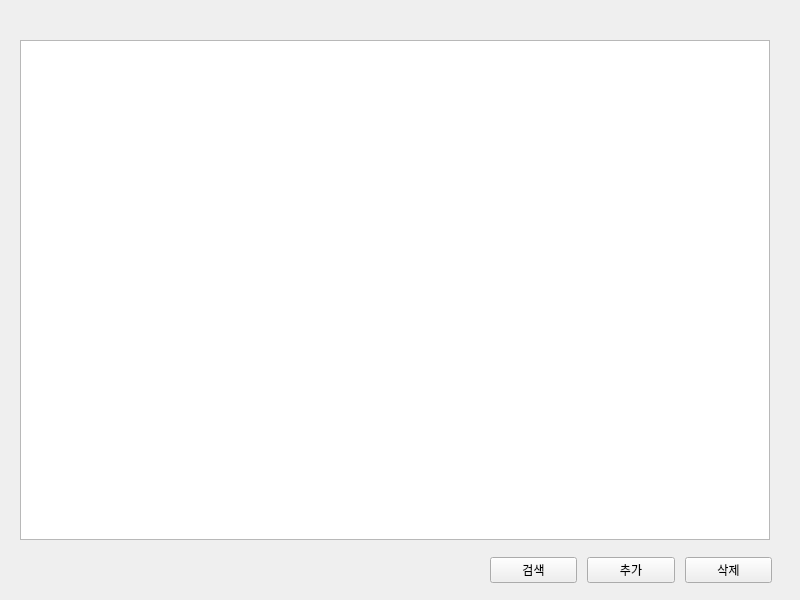
First picture: the form in mainpagewidget.ui, repository shear99/AddressBook, before the edit.
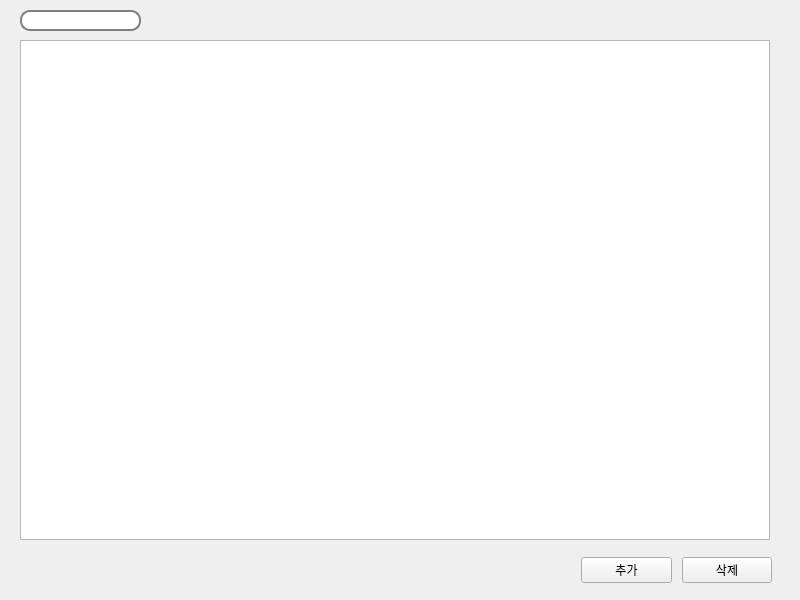
Second picture: the form after the edit. Icons and pictures are not drawn.

Commit message:
검색 기능 구현 및 프록시 모델 통합
- MultiColumnFilterProxyModel 클래스 추가:
  1~5번 컬럼(이름, 전화번호, 이메일, 회사, 직책) 대상 검색 기능 구현
- QLineEdit 실시간 검색 연동:
  텍스트 입력 시 setFilterRegularExpression()으로 즉시 필터링 적용
- 프록시 모델 인덱스 변환 처리:
  삭제/더블클릭 핸들러에서 mapToSource()를 통해 소스 모델 인덱스 변환
- 테이블뷰에 프록시 모델 연결:
  기존 모델 대신 프록시 모델을 사용해 검색 결과 표시
검색 Ui 추가

Diff of the .ui file:
```diff
--- a/mainpagewidget.ui
+++ b/mainpagewidget.ui
@@ -26,23 +26,16 @@
   <widget class="QWidget" name="horizontalLayoutWidget">
    <property name="geometry">
     <rect>
-     <x>490</x>
+     <x>581</x>
      <y>530</y>
-     <width>282</width>
+     <width>191</width>
      <height>80</height>
     </rect>
    </property>
-   <layout class="QHBoxLayout" name="horizontalLayout" stretch="0,0,0">
+   <layout class="QHBoxLayout" name="horizontalLayout" stretch="0,0">
     <property name="spacing">
      <number>10</number>
     </property>
-    <item>
-     <widget class="QPushButton" name="searchButton">
-      <property name="text">
-       <string>검색</string>
-      </property>
-     </widget>
-    </item>
     <item>
      <widget class="QPushButton" name="addButton">
       <property name="text">
@@ -59,6 +52,57 @@
     </item>
    </layout>
   </widget>
+  <widget class="QLabel" name="label">
+   <property name="geometry">
+    <rect>
+     <x>20</x>
+     <y>10</y>
+     <width>21</width>
+     <height>21</height>
+    </rect>
+   </property>
+   <property name="styleSheet">
+    <string notr="true">image: url(:/mainpageImage/mainpageImage/search_30dp_000000.png);
+padding-left: 5px;</string>
+   </property>
+   <property name="text">
+    <string/>
+   </property>
+   <property name="alignment">
+    <set>Qt::AlignmentFlag::AlignHCenter|Qt::AlignmentFlag::AlignTop</set>
+   </property>
+  </widget>
+  <widget class="QLineEdit" name="searchText">
+   <property name="geometry">
+    <rect>
+     <x>20</x>
+     <y>10</y>
+     <width>121</width>
+     <height>21</height>
+    </rect>
+   </property>
+   <property name="styleSheet">
+    <string notr="true">border: 2px solid gray;
+color: rgb(0, 0, 0);
+border-radius: 10px;
+padding: 0 8px;
+background: white;
+padding-left: 19px;</string>
+   </property>
+   <property name="inputMask">
+    <string/>
+   </property>
+   <property name="text">
+    <string/>
+   </property>
+   <property name="alignment">
+    <set>Qt::AlignmentFlag::AlignBottom|Qt::AlignmentFlag::AlignLeading|Qt::AlignmentFlag::AlignLeft</set>
+   </property>
+  </widget>
+  <zorder>addressTableView</zorder>
+  <zorder>horizontalLayoutWidget</zorder>
+  <zorder>searchText</zorder>
+  <zorder>label</zorder>
  </widget>
  <resources/>
  <connections/>
```
The commit also changes 7 other files.
